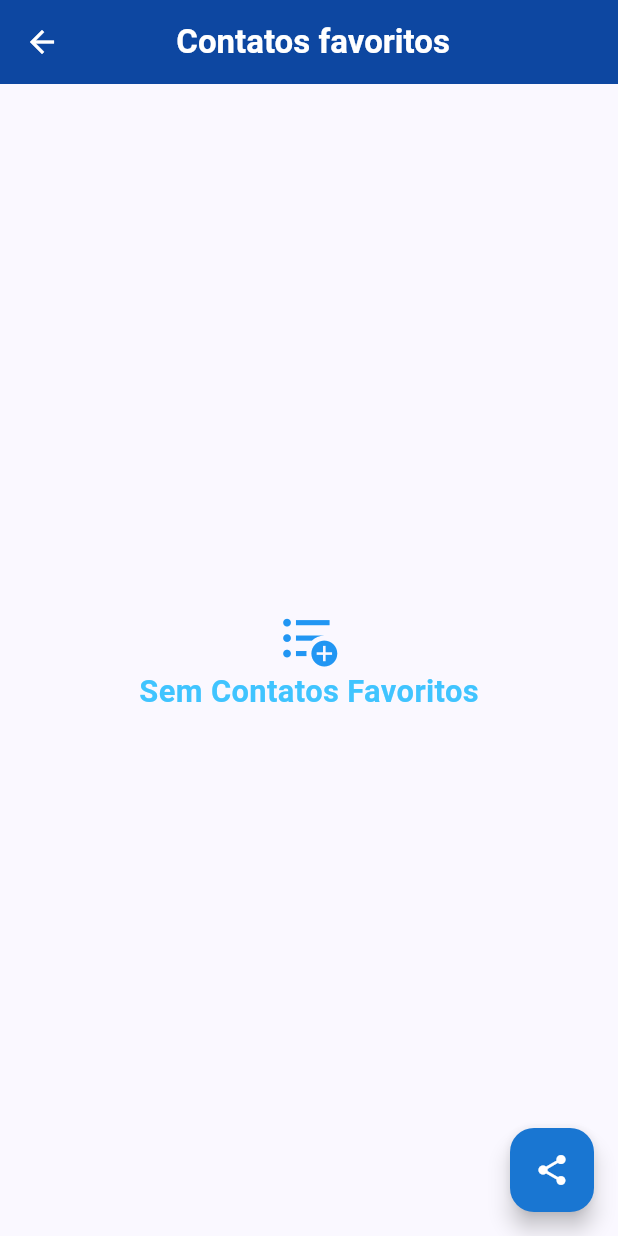
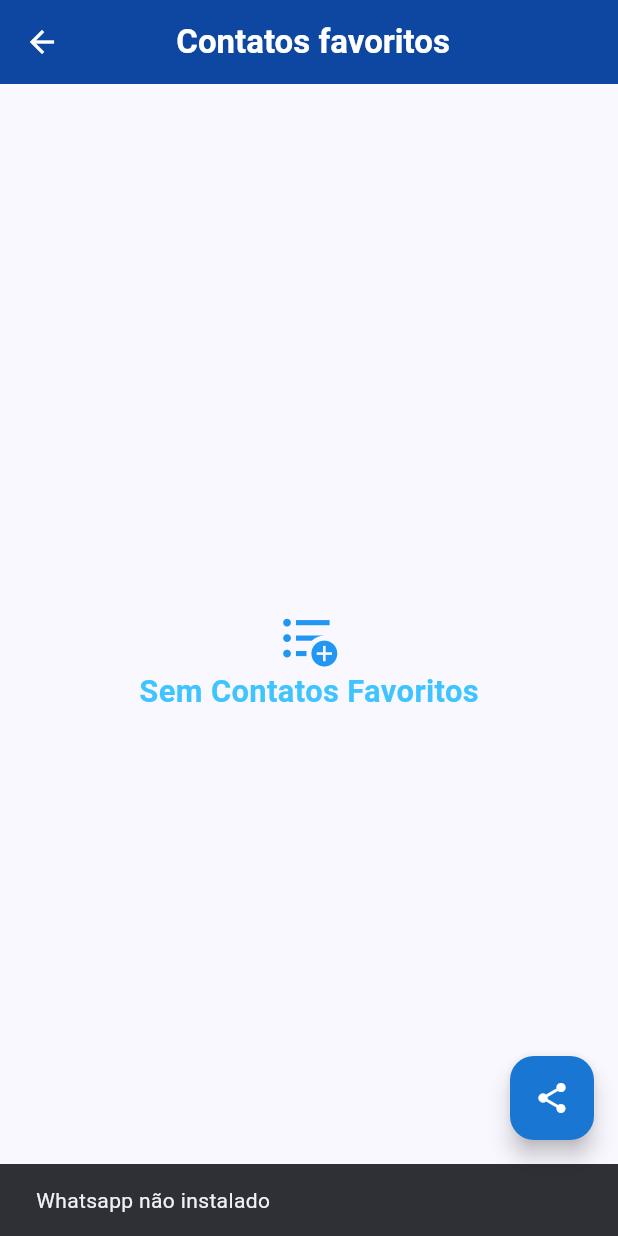
Before and after one commit to JoseGoncalvess/exportContactApp, a Flutter app: the FavorListPage screen opened directly, after a tap on the "share" icon, on a phone screen of 412 x 824 dp. Run offline on Flutter 3.47's test engine with Material 2 defaults, Android fonts, the phone set to English and light mode, and no system bars; our stand-ins replace permission_handler, shared_preferences; missing offline and left inert: fast_contacts; accounts and stored records are empty.

Commit message:
impl: implemente share Whatsapp

```diff
--- /dev/null
+++ b/lib/controller/whatsapp_controller.dart
@@ -0,0 +1,31 @@
+import 'dart:io';
+import 'package:flutter/material.dart';
+import 'package:url_launcher/url_launcher.dart';
+
+class WhatsappController {
+  sendMenssagem(
+      {required BuildContext context,
+      required String msg,
+      required String number}) async {
+    Uri url_android = Uri.parse("whatsapp://send?phone=$number+&text=$msg");
+    Uri url_ios = Uri.parse("https://wa.me/$number?text=${Uri.parse(msg)}");
+
+    if (Platform.isIOS) {
+      if (await canLaunchUrl(url_ios)) {
+        launchUrl(url_ios);
+      } else {
+        // ignore: use_build_context_synchronously
+        ScaffoldMessenger.of(context).showSnackBar(
+            const SnackBar(content: Text("Whatsapp não instalado")));
+      }
+    } else {
+      if (await canLaunchUrl(url_android)) {
+        launchUrl(url_android);
+      } else {
+        // ignore: use_build_context_synchronously
+        ScaffoldMessenger.of(context).showSnackBar(
+            const SnackBar(content: Text("Whatsapp não instalado")));
+      }
+    }
+  }
+}
--- a/lib/view/favorlist/favor_list_page.dart
+++ b/lib/view/favorlist/favor_list_page.dart
@@ -1,4 +1,5 @@
 import 'package:flutter/material.dart';
+import '../../controller/whatsapp_controller.dart';
 import '../home/home_controller.dart';
 import '../viewlist/viewlist_page.dart';
 import '../widgets/contactview.dart';
@@ -112,6 +113,9 @@ class _FavorListPageState extends State<FavorListPage> {
           setState(() {
             selectList = !selectList;
           });
+
+          WhatsappController().sendMenssagem(
+              context: context, msg: "olá", number: "+5587991650328");
         },
         backgroundColor: Colors.blue[700],
         child: const Icon(
--- a/lib/view/widgets/Contactview.dart
+++ b/lib/view/widgets/Contactview.dart
@@ -47,7 +47,7 @@ class _ContactviewState extends State<Contactview> {
         child: Container(
           decoration: BoxDecoration(
               color: Colors.grey[600],
-              borderRadius: BorderRadius.all(Radius.circular(12))),
+              borderRadius: const BorderRadius.all(Radius.circular(12))),
           height: MediaQuery.sizeOf(context).height * 0.12,
           child: Row(
             mainAxisAlignment: MainAxisAlignment.spaceEvenly,
--- a/pubspec.yaml
+++ b/pubspec.yaml
@@ -38,6 +38,8 @@ dependencies:
   fast_contacts: ^3.0.3
   permission_handler: ^10.4.5
   shared_preferences: ^2.2.1
+  url_launcher: ^6.1.14
+
 
 
 
```
